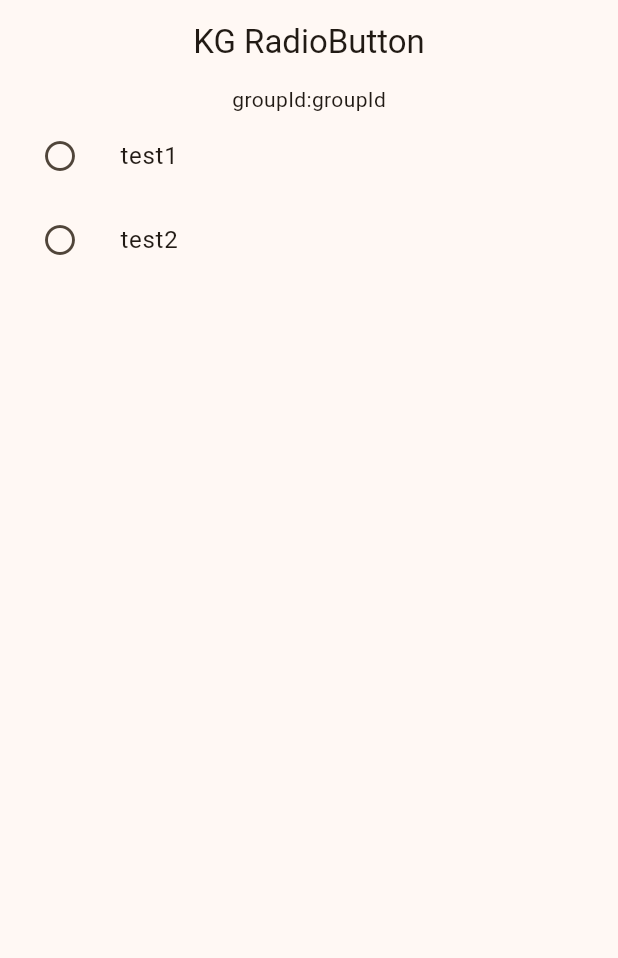
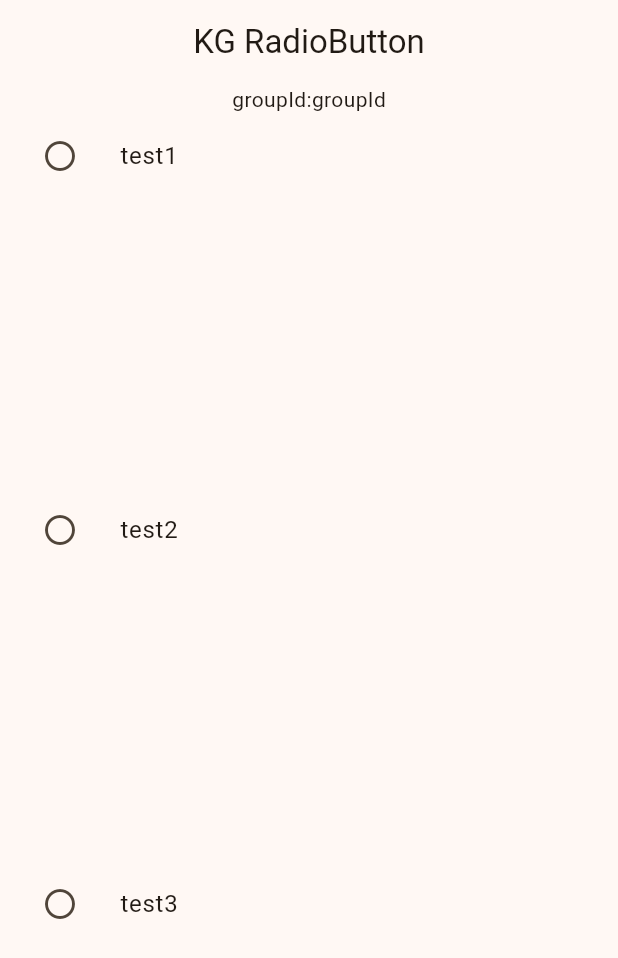
Before and after one commit to donguran/RadioButton, a Flutter app: the screen it shows after launch, on a phone screen of 412 x 824 dp. Shown: the top 958 px of the screen. Run offline on Flutter 3.47's test engine with Material 3 defaults, Android fonts, the phone set to English and light mode, and no system bars.

Commit message:
solved Columm and Row Error : Column and Row hasSize, but there are not define size, so I use Flexible widget include there.

```diff
--- a/example/lib/main.dart
+++ b/example/lib/main.dart
@@ -28,25 +28,51 @@ class _TestWidgetState extends State<TestWidget> {
           title: const Text("KG RadioButton"),
           centerTitle: true,
         ),
-        body: Column(
+        body: radioWidget(),
+      ),
+    );
+  }
+
+  Widget test() {
+    return Column(
+      children: [
+        Text("test"),
+        Row(
+          children: [
+            Flexible(child: ListTile(
+              title: Text("test1"),
+              leading: Icon(Icons.add),
+              subtitle: Text("sub"),
+            )),
+            Flexible(child: ListTile(title: Text("test1"), )),
+            Flexible(child: ListTile(title: Text("test1"), )),
+            Flexible(child: ListTile(title: Text("test1"), )),
+          ],
+        ),
+      ],
+    );
+  }
+
+  Widget radioWidget() {
+    return Column(
       children: [
         Text("groupId:$groupId"),
         RadioGroup(
           onChanged: (value) {
             debugPrint("value.............:$value");
-                setState(() {
             groupId = value;
-                });
           },
+          orientation: RadioOrientation.vertical,
           groupId: groupId,
           children: [
             RadioButton(value: "TEST1", mainTitle: Text("test1")),
-                RadioButton(value: "TEST2", mainTitle: Text("test2"))
+            RadioButton(value: "TEST2", mainTitle: Text("test2")),
+            RadioButton(value: "TEST3", mainTitle: Text("test3"),
+              selectedIcon: Icon(Icons.check_box),
+            ),
           ],
         ),
       ],
-        ),
-      ),
     );
   }
 }
--- a/lib/radio/radio_button_widget.dart
+++ b/lib/radio/radio_button_widget.dart
@@ -1,5 +1,6 @@
 import 'package:flutter/material.dart';
 import 'package:radio_button/radio/radio_group_widget.dart';
+import 'package:radio_button/radio/radio_orientation.dart';
 
 class RadioButton<T> extends StatelessWidget {
   RadioButton({
@@ -8,7 +9,10 @@ class RadioButton<T> extends StatelessWidget {
     required this.value,
     required this.mainTitle,
     this.subTitle,
-    this.radioGroupId
+    this.radioGroupProvider,
+    this.selectedIcon,
+    this.unselectedIcon,
+    this.radioHighLightColor
   }) {
     debugPrint("RadioButton 생성");
   }
@@ -17,7 +21,7 @@ class RadioButton<T> extends StatelessWidget {
   final T value;
   final Widget? mainTitle;
   final Widget? subTitle;
-  RadioGroupId? radioGroupId;
+  RadioGroupProvider? radioGroupProvider;
 
   /// default icon:Icon(Icons.radio_button_on_outlined)
   Icon? selectedIcon;
@@ -25,28 +29,67 @@ class RadioButton<T> extends StatelessWidget {
   /// default icon:Icon(Icons.radio_button_off_outlined)
   Icon? unselectedIcon;
 
+  /// if you want change radioButton pressed color.
+  /// you should change this [radioHighLightColor].
+  Color? radioHighLightColor;
+
   @override
   Widget build(BuildContext context) {
     debugPrint("[RadioButton].. build..");
+    return radioGroupProvider?.orientation == RadioOrientation.vertical
+        ? _verticalRadioButton()
+        : _horizontalRadioButton();
+  }
+
+  /// [RadioOrientation.horizontal]
+  Widget _verticalRadioButton() {
+    debugPrint("_verticalRadiOButton............");
     return ListTile(
-      splashColor: Colors.transparent,
       leading: IconButton(
-        icon: radioGroupId != null
-            ? radioGroupId!.isEqual(value)
+        icon: radioGroupProvider != null
+            ? ListenableBuilder(
+          listenable: radioGroupProvider!,
+          builder:(context, child) => radioGroupProvider!.isEqual(value)
               ? _selectedIconWidget()
-              : _unselectedIconWidget()
+              : _unselectedIconWidget(),
+        )
             : _unselectedIconWidget(),
         onPressed: () {
-          radioGroupId?.change(value);
+          radioGroupProvider?.change(value);
         },
+        highlightColor: radioHighLightColor,
       ),
       title: mainTitle,
       subtitle: subTitle,
     );
   }
 
+  Widget _horizontalRadioButton() {
+    debugPrint("_horizontalRadiOButton............");
+    return Expanded(
+      child: ListTile(
+        leading: IconButton(
+          icon: radioGroupProvider != null
+              ? ListenableBuilder(
+            listenable: radioGroupProvider!,
+            builder:(context, child) => radioGroupProvider!.isEqual(value)
+                ? _selectedIconWidget()
+                : _unselectedIconWidget(),
+          )
+              : _unselectedIconWidget(),
+          onPressed: () {
+            radioGroupProvider?.change(value);
+          },
+          highlightColor: radioHighLightColor,
+        ),
+        title: mainTitle,
+        subtitle: subTitle,
+      ),
+    );
+  }
+
   Icon _selectedIconWidget() {
-    return selectedIcon ?? const Icon(Icons.radio_button_on_outlined);
+    return selectedIcon ?? const Icon(Icons.radio_button_on_outlined,);
   }
 
   Icon _unselectedIconWidget() {
--- a/lib/radio/radio_group_widget.dart
+++ b/lib/radio/radio_group_widget.dart
@@ -1,68 +1,115 @@
 import 'package:flutter/material.dart';
 import 'package:radio_button/radio/radio_button_widget.dart';
+import 'package:radio_button/radio/radio_orientation.dart';
 
 class RadioGroup<T> extends StatefulWidget {
   RadioGroup({
     super.key,
     required this.groupId,
     required this.children,
-    this.onChanged
+    this.onChanged,
+    this.orientation = RadioOrientation.horizontal,
+    this.checkedValue
   }) {
     debugPrint("RadioGroup 생성");
   }
 
   final T groupId;
+
+  /// [checkedValue] is checked RadioButton created RadioGroup.
+  T? checkedValue;
+
+  /// certainly, do this [children] widgets recommend all same type.
+  /// if you don't my order.
+  /// you will be show Error hasSize.
+  ///
+  /// so please register same type.
   final List<Widget> children;
   Function(dynamic value)? onChanged;
+
+  /// default [orientation] : [RadioOrientation.horizontal]
+  final RadioOrientation orientation;
 
   @override
   State<RadioGroup> createState() => _RadioGroupState();
 }
 
 class _RadioGroupState extends State<RadioGroup> {
-  late RadioGroupId radioGroupId;
+  late RadioGroupProvider radioGroupProvider;
 
   @override
   void initState() {
     super.initState();
     debugPrint("[RadioGroup].. initState..");
 
-    radioGroupId = RadioGroupId._(
+    radioGroupProvider = RadioGroupProvider._(
       radioGroupId: widget.groupId,
       onChanged: widget.onChanged
     );
   }
 
   @override
-  Widget build(BuildContext context) {
-    debugPrint("[RadioGroup].. build..");
+  void didChangeDependencies() {
+    super.didChangeDependencies();
 
+    debugPrint("[RadioGroup.. didChangeDependencies..");
+  }
+
+  /// I tried otherwise,
+  /// but this override method is better than others.
+  /// StatefulWidget called twice setState.
+  ///
+  /// if RadioButton setting two build,
+  /// there not have [widget.groupId], [radioGroupId]
+  @override
+  void didUpdateWidget(covariant RadioGroup oldWidget) {
+    super.didUpdateWidget(oldWidget);
+    debugPrint("[RadioGroup].. didUpdateWidget..");
     for (var item in widget.children) {
       if (item is RadioButton) {
         item.groupId = widget.groupId;
-        item.radioGroupId = radioGroupId;
+        item.radioGroupProvider = radioGroupProvider;
+        item.radioGroupProvider!.orientation = widget.orientation;
+
+        /*if (widget.checkedValue != null) {
+          item.radioGroupProvider!.changeNotNotify(widget.checkedValue);
+        }*/
       }
     }
-    return Column(
-      children: widget.children,
+  }
+
+  @override
+  Widget build(BuildContext context) {
+    debugPrint("[RadioGroup].. build.. orientation:${widget.orientation}");
+
+    return Flexible(
+      child: widget.orientation == RadioOrientation.horizontal
+          ? Row(children: widget.children,)
+          : Column(children: widget.children,),
     );
   }
 }
 
-class RadioGroupId<T> extends ChangeNotifier {
-  RadioGroupId._({
+class RadioGroupProvider<T> extends ChangeNotifier {
+  RadioGroupProvider._({
     required this.radioGroupId,
     this.onChanged
   });
 
   T radioGroupId;
   Function(dynamic value)? onChanged;
+  RadioOrientation orientation = RadioOrientation.vertical;
 
-  void change(T value) {
+  void changeNotNotify(T value) {
     radioGroupId = value;
+
     if (onChanged != null) {
       onChanged!(value);
     }
+  }
+
+  void change(T value) {
+    changeNotNotify(value);
 
     notifyListeners();
   }
--- /dev/null
+++ b/lib/radio/radio_orientation.dart
@@ -0,0 +1,5 @@
+enum RadioOrientation {
+  vertical,
+  horizontal,
+  // grid,
+}
--- a/lib/radio_button.dart
+++ b/lib/radio_button.dart
@@ -2,3 +2,4 @@ library radio_button;
 
 export 'package:radio_button/radio/radio_group_widget.dart';
 export 'package:radio_button/radio/radio_button_widget.dart';
+export 'package:radio_button/radio/radio_orientation.dart';
```
Lines whose indentation alone changed are shown as unchanged.
